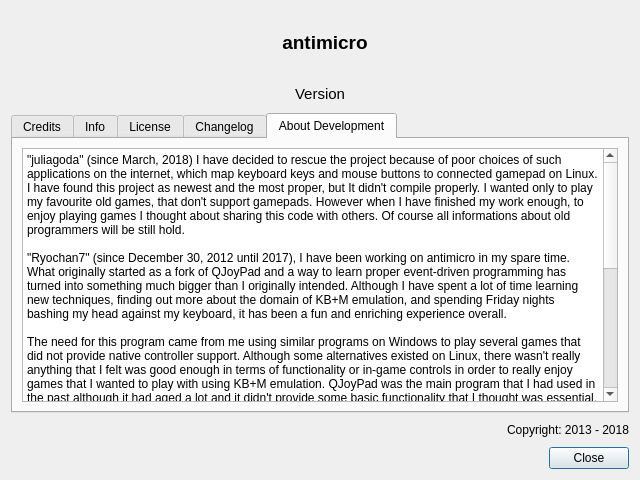
Above: src/aboutdialog.ui from AntiMicroX/antimicrox before the change. Below: the same form after it.
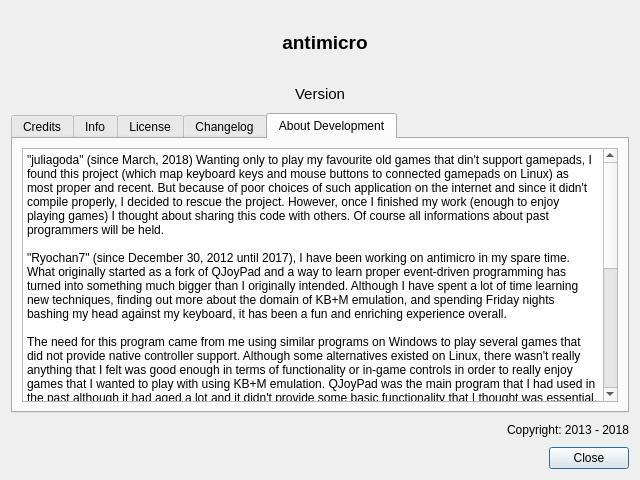
That is the form after the change. The open tabs and pages were chosen to show the change. Icons and pictures are not drawn.

```diff
--- a/src/aboutdialog.ui
+++ b/src/aboutdialog.ui
@@ -362,7 +362,7 @@
          <item>
           <widget class="QPlainTextEdit" name="plainTextEdit">
            <property name="plainText">
-            <string>&quot;juliagoda&quot; (since March, 2018) I have decided to rescue the project because of poor choices of such applications on the internet, which map keyboard keys and mouse buttons to connected gamepad on Linux. I have found this project as newest and the most proper, but It didn't compile properly. I wanted only to play my favourite old games, that don't support gamepads. However when I have finished my work enough, to enjoy playing games I thought about sharing this code with others. Of course all informations about old programmers will be still hold.
+            <string>&quot;juliagoda&quot; (since March, 2018) Wanting only to play my favourite old games that din't support gamepads, I found this project (which map keyboard keys and mouse buttons to connected gamepads on Linux) as most proper and recent. But because of poor choices of such application on the internet and since it didn't compile properly, I decided to rescue the project. However, once I finished my work (enough to enjoy playing games) I thought about sharing this code with others. Of course all informations about past programmers will be held.
 
 &quot;Ryochan7&quot; (since December 30, 2012 until 2017), I have been working on antimicro in my spare time. What originally started as a fork of QJoyPad and a way to learn proper event-driven programming has turned into something much bigger than I originally intended. Although I have spent a lot of time learning new techniques, finding out more about the domain of KB+M emulation, and spending Friday nights bashing my head against my keyboard, it has been a fun and enriching experience overall.
 
```
Left out of the diff: 5 changed lines with no effect on the pictures.
